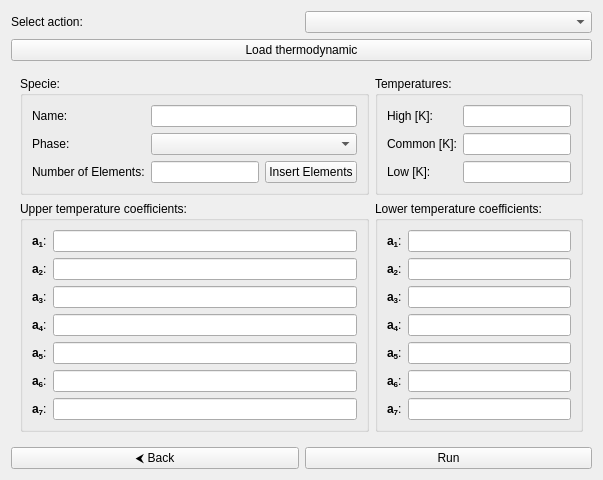
The window that GUI/Ubuntu/src/gui/ui/input/chemkin_thermo_page.ui (srebughini/ASALI) describes before a commit, drawn with Qt 5.
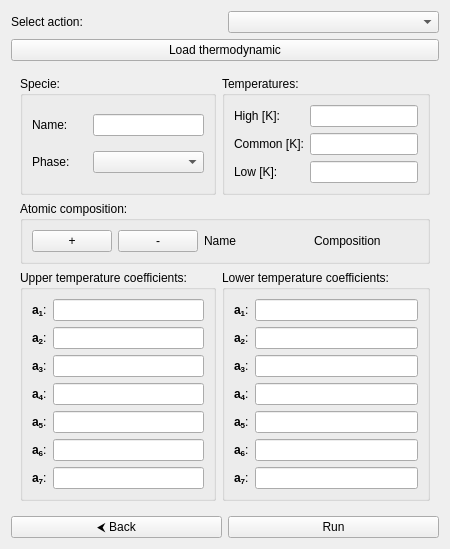
The same window after the commit.

Commit message: Add element adding and removing layout to Chemkin Thermo

What changed in the file:
```diff
--- a/GUI/Ubuntu/src/gui/ui/input/chemkin_thermo_page.ui
+++ b/GUI/Ubuntu/src/gui/ui/input/chemkin_thermo_page.ui
@@ -65,25 +65,6 @@
                                             <widget class="QComboBox" name="phaseComboBox">
                                             </widget>
                                         </item>
-
-                                        <!-- Row 2 -->
-                                        <item row="2" column="0">
-                                            <widget class="QLabel" name="elementsLabel">
-                                                <property name="text">
-                                                    <string>Number of Elements:</string>
-                                                </property>
-                                            </widget>
-                                        </item>
-                                        <item row="2" column="1">
-                                            <widget class="QLineEdit" name="elementsEditLine" />
-                                        </item>
-                                        <item row="2" column="2">
-                                            <widget class="QPushButton" name="elementsButton">
-                                                <property name="text">
-                                                    <string>Insert Elements</string>
-                                                </property>
-                                            </widget>
-                                        </item>
                                     </layout>
                                 </widget>
                             </item>
@@ -131,7 +112,59 @@
                                     </layout>
                                 </widget>
                             </item>
-                            <item row="1" column="0">
+
+                            <!-- Atomic composition -->
+                            <item row="1" column="0" colspan="2">
+                                <widget class="QGroupBox" name="elementBox">
+                                    <property name="title">
+                                        <string>Atomic composition:</string>
+                                    </property>
+                                    <layout class="QGridLayout" name="elementLayout">
+                                        <!-- Row 0 -->
+                                        <item row="0" column="0">
+                                            <layout class="QHBoxLayout" name="horizontalElementLayout">
+                                                <item>
+                                                    <widget class="QPushButton" name="addElementButton">
+                                                        <property name="text">
+                                                            <string>&#x2B;</string>
+                                                        </property>
+                                                        <property name="toolTip">
+                                                            <string>Add element for input</string>
+                                                        </property>
+                                                    </widget>
+                                                </item>
+                                                <item>
+                                                    <widget class="QPushButton" name="removeElementButton">
+                                                        <property name="text">
+                                                            <string>&#x2D;</string>
+                                                        </property>
+                                                        <property name="toolTip">
+                                                            <string>Remove element for input</string>
+                                                        </property>
+                                                    </widget>
+                                                </item>
+                                            </layout>
+                                        </item>
+                                        <item row="0" column="1">
+                                            <widget class="QLabel" name="elementNameLabel">
+                                                <property name="text">
+                                                    <string>Name</string>
+                                                </property>
+                                            </widget>
+                                        </item>
+                                        <item row="0" column="2">
+                                            <widget class="QLabel" name="elementCompositionLabel">
+                                                <property name="text">
+                                                    <string>Composition</string>
+                                                </property>
+                                            </widget>
+                                        </item>
+                                    </layout>
+                                </widget>
+                            </item>
+
+                            <!-- Upper temperature coefficiets -->
+                            <item row="2" column="0">
                                 <widget class="QGroupBox" name="upperBox">
                                     <property name="title">
                                         <string>Upper temperature coefficients:</string>
@@ -223,7 +256,9 @@
                                     </layout>
                                 </widget>
                             </item>
-                            <item row="1" column="1">
+
+                            <!-- Lower temperature coefficiets -->
+                            <item row="2" column="1">
                                 <widget class="QGroupBox" name="lowerBox">
                                     <property name="title">
                                         <string>Lower temperature coefficients:</string>
```
Left out of the diff: 3 changed lines with no effect on the pictures. The commit also changes 5 other files.
